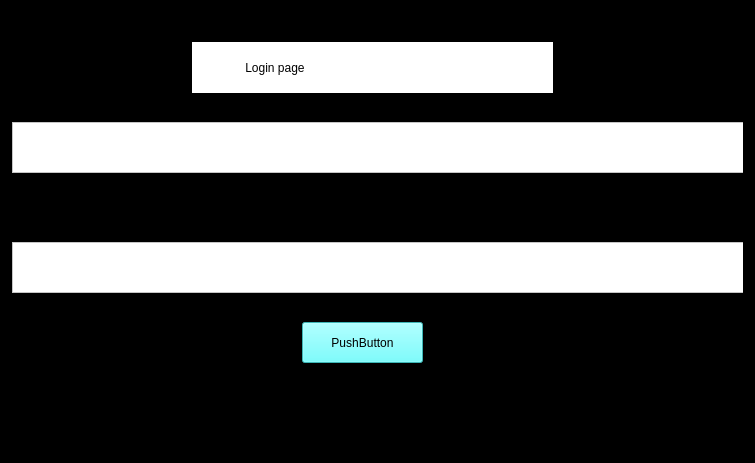
Old version of the form QTUI/TestApplication/formLog.ui in the repository Accout-Personal/PythonClient.
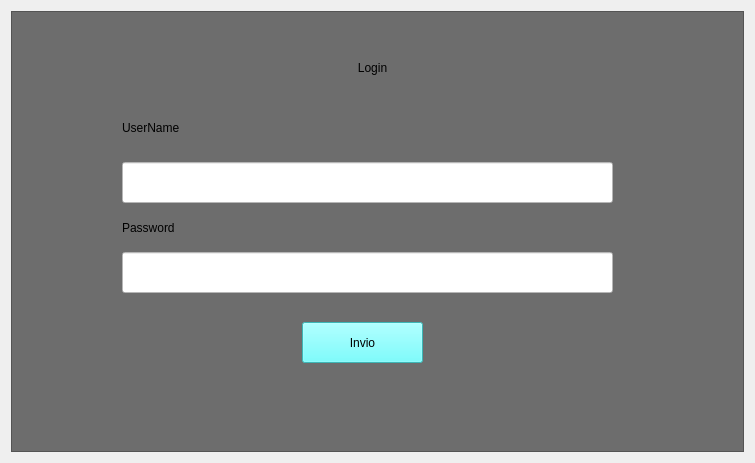
New version of the form.

The edit to the form file:
```diff
--- a/QTUI/TestApplication/formLog.ui
+++ b/QTUI/TestApplication/formLog.ui
@@ -14,11 +14,14 @@
    <string>VistaLog</string>
   </property>
   <property name="styleSheet">
-   <string notr="true">background-color: rgb(0, 0, 0);</string>
+   <string notr="true"/>
   </property>
   <layout class="QGridLayout" name="gridLayout">
    <item row="0" column="0">
     <widget class="QScrollArea" name="scrollArea">
+     <property name="styleSheet">
+      <string notr="true">background-color: rgb(109, 109, 109);</string>
+     </property>
      <property name="widgetResizable">
       <bool>true</bool>
      </property>
@@ -44,33 +47,7 @@
         <string notr="true">background-color: rgb(85, 255, 255);</string>
        </property>
        <property name="text">
-        <string>PushButton</string>
-       </property>
-      </widget>
-      <widget class="QTextEdit" name="textEdit">
-       <property name="geometry">
-        <rect>
-         <x>0</x>
-         <y>110</y>
-         <width>741</width>
-         <height>51</height>
-        </rect>
-       </property>
-       <property name="styleSheet">
-        <string notr="true">background-color: rgb(255, 255, 255);</string>
-       </property>
-      </widget>
-      <widget class="QTextEdit" name="textEdit_2">
-       <property name="geometry">
-        <rect>
-         <x>0</x>
-         <y>230</y>
-         <width>741</width>
-         <height>51</height>
-        </rect>
-       </property>
-       <property name="styleSheet">
-        <string notr="true">background-color: rgb(255, 255, 255);</string>
+        <string>Invio</string>
        </property>
       </widget>
       <widget class="QLabel" name="label">
@@ -83,11 +60,92 @@
         </rect>
        </property>
        <property name="styleSheet">
-        <string notr="true">background-color: rgb(255, 255, 255);
-font: 20pt &quot;Segoe MDL2 Assets&quot;;</string>
+        <string notr="true">font: 20pt &quot;Segoe MDL2 Assets&quot;;</string>
        </property>
        <property name="text">
-        <string>                Login page</string>
+        <string>Login</string>
+       </property>
+       <property name="alignment">
+        <set>Qt::AlignCenter</set>
+       </property>
+      </widget>
+      <widget class="QLineEdit" name="lineEdit">
+       <property name="geometry">
+        <rect>
+         <x>110</x>
+         <y>150</y>
+         <width>491</width>
+         <height>41</height>
+        </rect>
+       </property>
+       <property name="font">
+        <font>
+         <pointsize>20</pointsize>
+         <italic>true</italic>
+        </font>
+       </property>
+       <property name="styleSheet">
+        <string notr="true">background-color: rgb(255, 255, 255);</string>
+       </property>
+       <property name="text">
+        <string/>
+       </property>
+      </widget>
+      <widget class="QLineEdit" name="lineEdit_2">
+       <property name="geometry">
+        <rect>
+         <x>110</x>
+         <y>240</y>
+         <width>491</width>
+         <height>41</height>
+        </rect>
+       </property>
+       <property name="font">
+        <font>
+         <pointsize>20</pointsize>
+         <italic>true</italic>
+        </font>
+       </property>
+       <property name="styleSheet">
+        <string notr="true">background-color: rgb(255, 255, 255);</string>
+       </property>
+       <property name="text">
+        <string/>
+       </property>
+       <property name="echoMode">
+        <enum>QLineEdit::Password</enum>
+       </property>
+      </widget>
+      <widget class="QLabel" name="label_2">
+       <property name="geometry">
+        <rect>
+         <x>110</x>
+         <y>100</y>
+         <width>391</width>
+         <height>31</height>
+        </rect>
+       </property>
+       <property name="styleSheet">
+        <string notr="true">font: 20pt &quot;Segoe MDL2 Assets&quot;;</string>
+       </property>
+       <property name="text">
+        <string>UserName</string>
+       </property>
+      </widget>
+      <widget class="QLabel" name="label_3">
+       <property name="geometry">
+        <rect>
+         <x>110</x>
+         <y>200</y>
+         <width>391</width>
+         <height>31</height>
+        </rect>
+       </property>
+       <property name="styleSheet">
+        <string notr="true">font: 20pt &quot;Segoe MDL2 Assets&quot;;</string>
+       </property>
+       <property name="text">
+        <string>Password</string>
        </property>
       </widget>
      </widget>
```
